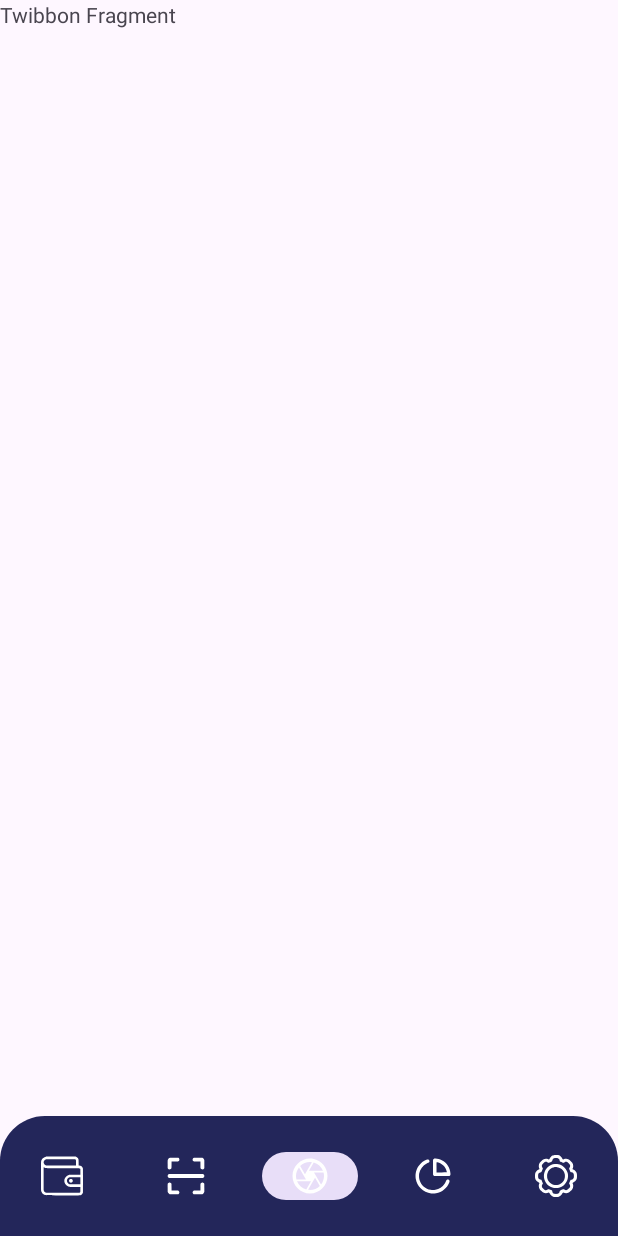
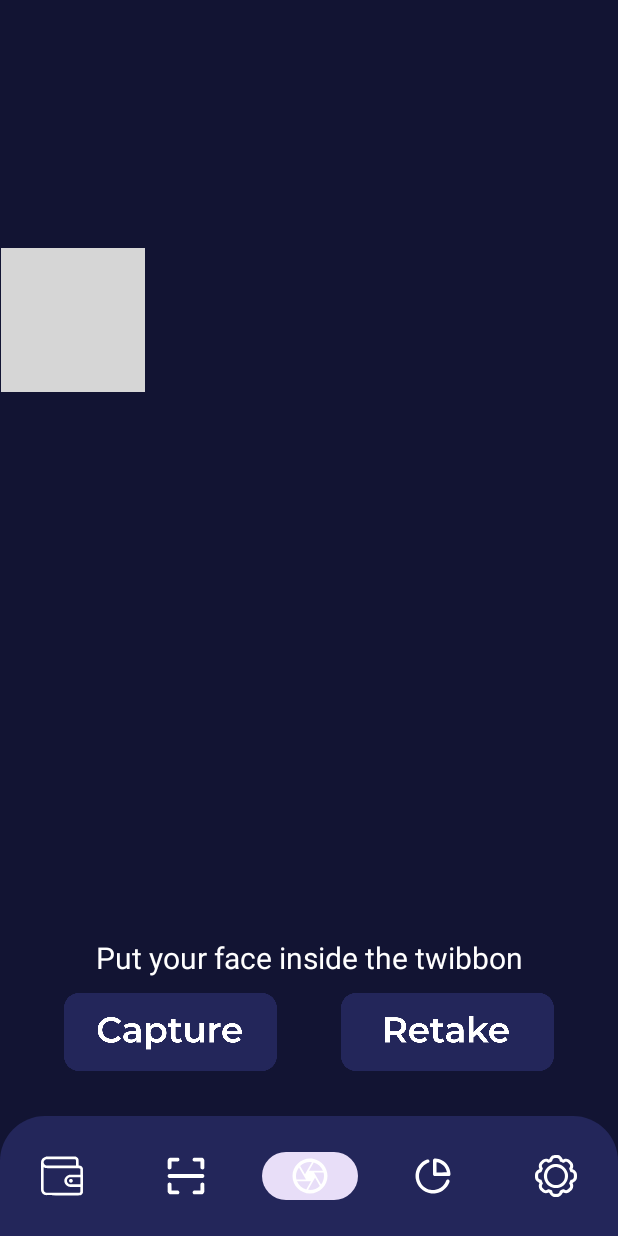
Before and after one commit to mrsyaban/bondoman-mobile-app, an Android app: the MainActivity screen opened directly, with no data from a screen before it, item 3 of the bottom bar chosen, on a phone screen of 412 x 824 dp. Run offline under Robolectric (Android 15) with nearby library versions, the phone set to English and light mode, and no system bars; our stand-ins replace navigation-ui; grey boxes are pictures that could not be loaded.

Commit message:
feat: add twibbon fragment portrait

```diff
--- a/app/src/main/res/layout/fragment_twibbon.xml
+++ b/app/src/main/res/layout/fragment_twibbon.xml
@@ -1,14 +1,73 @@
 <?xml version="1.0" encoding="utf-8"?>
-<FrameLayout xmlns:android="http://schemas.android.com/apk/res/android"
+<androidx.constraintlayout.widget.ConstraintLayout
+    xmlns:android="http://schemas.android.com/apk/res/android"
+    xmlns:app="http://schemas.android.com/apk/res-auto"
     xmlns:tools="http://schemas.android.com/tools"
     android:layout_width="match_parent"
     android:layout_height="match_parent"
+    android:background="@color/primaryBlack"
     tools:context=".ui.twibbon.TwibbonFragment">
 
-    <!-- TODO: Update blank fragment layout -->
+    <FrameLayout
+        android:id="@+id/frameLayout"
+        android:layout_width="411dp"
+        android:layout_height="411dp"
+        android:visibility="visible"
+        app:layout_constraintBottom_toBottomOf="parent"
+        app:layout_constraintEnd_toEndOf="parent"
+        app:layout_constraintVertical_bias="0.4"
+        app:layout_constraintStart_toStartOf="parent"
+        app:layout_constraintTop_toTopOf="parent">
+
+        <ImageView
+            android:id="@+id/imageView3"
+            android:layout_width="wrap_content"
+            android:layout_height="wrap_content"
+            android:src="@drawable/twibbon" />
+
+    </FrameLayout>
+
+    <ImageButton
+        android:id="@+id/captureButton"
+        android:fontFamily="@font/montserrat"
+        android:gravity="center_horizontal"
+        android:background="@drawable/capture_button"
+        android:layout_marginTop="10dp"
+        android:layout_width="142dip"
+        android:layout_height="52dip"
+        android:contentDescription="@string/capture"
+        app:layout_constraintEnd_toStartOf="@id/retakeButton"
+        app:layout_constraintStart_toStartOf="parent"
+        app:layout_constraintTop_toBottomOf="@+id/twibbonCommand" />
+
+    <ImageButton
+        android:id="@+id/retakeButton"
+        android:fontFamily="@font/montserrat"
+        android:gravity="center_horizontal"
+        android:background="@drawable/retake_button"
+        android:layout_marginTop="10dp"
+        android:layout_width="142dip"
+        android:layout_height="52dip"
+        android:contentDescription="@string/retake"
+        app:layout_constraintEnd_toEndOf="parent"
+        app:layout_constraintStart_toEndOf="@id/captureButton"
+        app:layout_constraintTop_toBottomOf="@+id/twibbonCommand" />
+
     <TextView
-        android:layout_width="match_parent"
-        android:layout_height="match_parent"
-        android:text="@string/twibbon_fragment" />
+        android:id="@+id/twibbonCommand"
+        android:layout_width="wrap_content"
+        android:layout_height="wrap_content"
+        android:layout_marginTop="48dp"
+        android:layout_marginBottom="32dp"
+        android:text="@string/twibbon_command"
+        android:textAlignment="center"
+        android:textColor="@color/white"
+        android:textSize="20sp"
+        app:layout_constraintBottom_toTopOf="@+id/button"
+        app:layout_constraintEnd_toEndOf="parent"
+        app:layout_constraintStart_toStartOf="parent"
+        app:layout_constraintTop_toBottomOf="@+id/frameLayout"
+        app:layout_constraintVertical_bias="0.49" />
 
-</FrameLayout>
+
+</androidx.constraintlayout.widget.ConstraintLayout>
--- a/app/src/main/res/navigation/nav_graph.xml
+++ b/app/src/main/res/navigation/nav_graph.xml
@@ -3,7 +3,7 @@
     xmlns:app="http://schemas.android.com/apk/res-auto"
     xmlns:tools="http://schemas.android.com/tools"
     android:id="@+id/nav_graph"
-    app:startDestination="@id/settingsFragment">
+    app:startDestination="@id/twibbonFragment">
     <fragment
         android:id="@+id/transactionFragment"
         android:name="com.pbd.psi.ui.transaction.TransactionFragment"
--- a/app/src/main/res/values/strings.xml
+++ b/app/src/main/res/values/strings.xml
@@ -20,9 +20,12 @@
     <string name="how_would_you_like_to_do">How would you like to do?</string>
     <string name="logo">Logo</string>
 
-
     <!--    Scan Description-->
     <string name="error_scan">Unable to detect</string>
     <string name="upload_image">Upload Image Icon</string>
 
+    <!--    Twibbon Description-->
+    <string name="capture">Capture</string>
+    <string name="retake">Retake</string>
+    <string name="twibbon_command">Put your face inside the twibbon</string>
 </resources>
```
Also changed, not shown: app/src/main/res/drawable/capture_button.png (added), app/src/main/res/drawable/retake_button.png (added), 1 other file.
